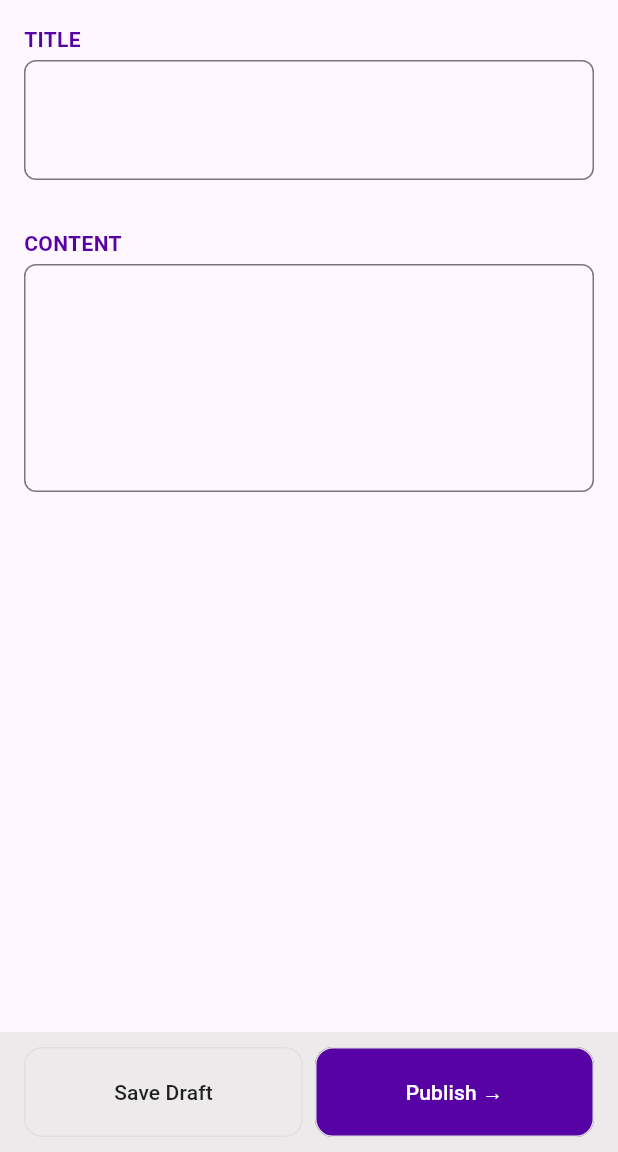
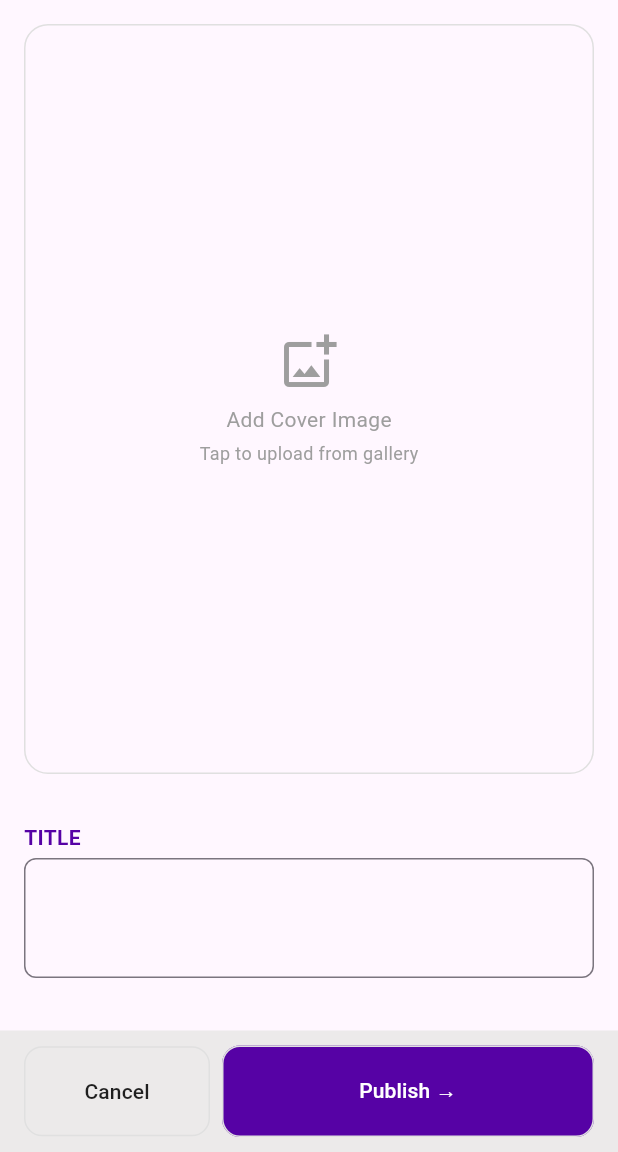
Before and after one commit to zMeliodas/blog_app, a Flutter app: the AddBlogPage screen opened directly, on a phone screen of 412 x 824 dp, the part 84-1236 px from its top. Run offline on Flutter 3.47's test engine with Material 3 defaults, Android fonts, the phone set to English and light mode, and no system bars; our stand-ins replace image_picker; missing offline and left inert: dashed_border.

Commit message:
feat: Add image picker UI in add blog page

```diff
--- a/lib/features/blogs/presentation/add_blog.dart
+++ b/lib/features/blogs/presentation/add_blog.dart
@@ -1,4 +1,8 @@
+import 'dart:io';
+import 'package:dashed_border/dashed_border.dart';
+import 'package:flutter/foundation.dart';
 import 'package:flutter/material.dart';
+import 'package:image_picker/image_picker.dart';
 
 class AddBlogPage extends StatefulWidget {
   const AddBlogPage({super.key});
@@ -9,6 +13,138 @@ class AddBlogPage extends StatefulWidget {
 
 class _AddBlogPageState extends State<AddBlogPage> {
   final _addBlogFormKey = GlobalKey<FormState>();
+  File? _pickedImage;
+  Uint8List? _pickedImageBytes;
+  final ImagePicker _picker = ImagePicker();
+
+  Future<void> _pickImage() async {
+    final XFile? picked = await _picker.pickImage(
+      source: ImageSource.gallery,
+      maxWidth: 1200,
+      imageQuality: 85,
+    );
+
+    if (picked != null) {
+      final bytes = await picked.readAsBytes();
+      setState(() {
+        _pickedImage = File(picked.path);
+        _pickedImageBytes = bytes;
+      });
+    }
+  }
+
+  void _removeImage() {
+    setState(() {
+      _pickedImage = null;
+      _pickedImageBytes = null;
+    });
+  }
+
+  Widget _buildPlaceholder() {
+    return Container(
+      decoration: BoxDecoration(
+        border: DashedBorder(
+          color: Colors.deepPurple,
+          width: 3,
+          dashLength: 10,
+          dashGap: 10,
+        ),
+        borderRadius: BorderRadius.circular(20),
+      ),
+      padding: EdgeInsets.all(12),
+      child: const Column(
+        mainAxisAlignment: MainAxisAlignment.center,
+        children: [
+          Icon(
+            Icons.add_photo_alternate_outlined,
+            size: 40,
+            color: Colors.grey,
+          ),
+          SizedBox(height: 8),
+          Text(
+            'Add Cover Image',
+            style: TextStyle(color: Colors.grey, fontSize: 14),
+          ),
+          SizedBox(height: 4),
+          Text(
+            'Tap to upload from gallery',
+            style: TextStyle(color: Colors.grey, fontSize: 12),
+          ),
+        ],
+      ),
+    );
+  }
+
+  Widget _buildPreview() {
+    return Stack(
+      fit: StackFit.expand,
+      children: [
+        kIsWeb
+            ? Image.memory(_pickedImageBytes!, fit: BoxFit.fill)
+            : Image.file(_pickedImage!, fit: BoxFit.fill),
+
+        Positioned(
+          bottom: 10,
+          right: 10,
+          child: Row(
+            children: [
+              GestureDetector(
+                onTap: _pickImage,
+                child: Container(
+                  padding: const EdgeInsets.symmetric(
+                    horizontal: 12,
+                    vertical: 6,
+                  ),
+                  decoration: BoxDecoration(
+                    color: Colors.black54,
+                    borderRadius: BorderRadius.circular(8),
+                  ),
+                  child: const Row(
+                    mainAxisSize: MainAxisSize.min,
+                    children: [
+                      Icon(Icons.edit, color: Colors.white, size: 14),
+                      SizedBox(width: 6),
+                      Text(
+                        'Change Photo',
+                        style: TextStyle(color: Colors.white, fontSize: 12),
+                      ),
+                    ],
+                  ),
+                ),
+              ),
+
+              const SizedBox(width: 8),
+
+              GestureDetector(
+                onTap: _removeImage,
+                child: Container(
+                  padding: const EdgeInsets.symmetric(
+                    horizontal: 12,
+                    vertical: 6,
+                  ),
+                  decoration: BoxDecoration(
+                    color: Colors.red.shade500,
+                    borderRadius: BorderRadius.circular(8),
+                  ),
+                  child: const Row(
+                    mainAxisSize: MainAxisSize.min,
+                    children: [
+                      Icon(Icons.delete, color: Colors.white, size: 14),
+                      SizedBox(width: 6),
+                      Text(
+                        'Remove',
+                        style: TextStyle(color: Colors.white, fontSize: 12),
+                      ),
+                    ],
+                  ),
+                ),
+              ),
+            ],
+          ),
+        ),
+      ],
+    );
+  }
 
   @override
   Widget build(BuildContext context) {
@@ -40,10 +176,27 @@ class _AddBlogPageState extends State<AddBlogPage> {
 
       body: Padding(
         padding: EdgeInsetsGeometry.all(16),
+        child: SingleChildScrollView(
           child: Column(
             spacing: 32,
             crossAxisAlignment: CrossAxisAlignment.start,
             children: [
+              GestureDetector(
+                onTap: _pickImage,
+                child: Container(
+                  width: double.infinity,
+                  height: 500,
+                  clipBehavior: Clip.hardEdge,
+                  decoration: BoxDecoration(
+                    borderRadius: BorderRadius.circular(16),
+                    border: Border.all(color: Colors.grey.shade300),
+                  ),
+                  child: _pickedImage != null
+                      ? _buildPreview()
+                      : _buildPlaceholder(),
+                ),
+              ),
+
               Form(
                 key: _addBlogFormKey,
                 child: Column(
@@ -97,7 +250,7 @@ class _AddBlogPageState extends State<AddBlogPage> {
                         borderRadius: BorderRadius.circular(8),
                       ),
                     ),
-                  maxLines: 5,
+                    maxLines: 10,
                     // The validator receives the text that the user has entered.
                     validator: (value) {
                       if (value == null || value.isEmpty) {
@@ -111,9 +264,9 @@ class _AddBlogPageState extends State<AddBlogPage> {
             ],
           ),
         ),
+      ),
       bottomNavigationBar: SafeArea(
         child: Container(
-          height: 80,
           padding: const EdgeInsets.symmetric(horizontal: 16, vertical: 10),
           color: const Color.fromARGB(255, 236, 234, 234),
           child: Row(
@@ -129,7 +282,7 @@ class _AddBlogPageState extends State<AddBlogPage> {
                     ),
                   ),
                   child: const Text(
-                    "Save Draft",
+                    "Cancel",
                     style: TextStyle(color: Colors.black87),
                   ),
                 ),
@@ -138,6 +291,7 @@ class _AddBlogPageState extends State<AddBlogPage> {
               const SizedBox(width: 8),
 
               Expanded(
+                flex: 2,
                 child: OutlinedButton(
                   onPressed: () {},
                   style: OutlinedButton.styleFrom(
--- a/pubspec.yaml
+++ b/pubspec.yaml
@@ -35,6 +35,8 @@ dependencies:
   # Use with the CupertinoIcons class for iOS style icons.
   cupertino_icons: ^1.0.8
   auto_size_text: ^3.0.0
+  image_picker: ^1.2.1
+  dashed_border: ^1.0.2
 
 dev_dependencies:
   flutter_test:
```
Also changed, not shown: lib/features/blogs/presentation/view_blog.dart (+8 -5 lines), pubspec.lock, 5 other files. Lines whose indentation alone changed are shown as unchanged.
